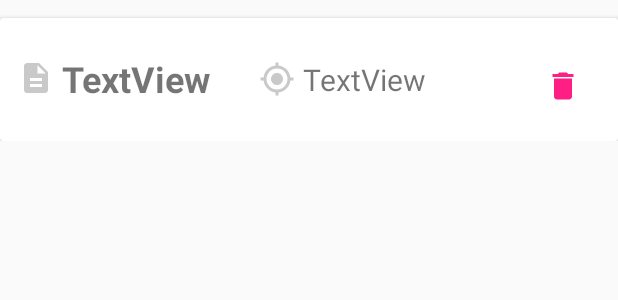
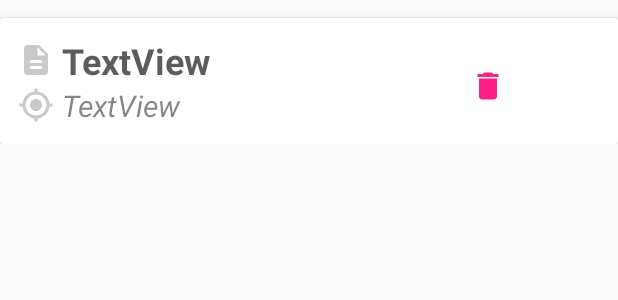
Before and after one commit to averroes96/HSStore, an Android app: the layout depot_row.xml on its own in the app's theme, with its tools: preview values and no code run, on a phone screen of 412 x 824 dp. Shown: the top 300 px of the screen. Run offline under Robolectric (Android 15) with nearby library versions, the phone set to English and light mode, and no system bars.

Commit message:
Depot retouche

```diff
--- a/app/src/main/res/layout/activity_update_position.xml
+++ b/app/src/main/res/layout/activity_update_position.xml
@@ -73,12 +73,12 @@
         android:drawableStart="@drawable/ic_location_grey"
         android:ems="10"
         android:hint="@string/position"
-        android:inputType="numberDecimal"
+        android:inputType="textCapSentences"
         android:padding="15dp"
         app:layout_constraintEnd_toEndOf="parent"
         app:layout_constraintHorizontal_bias="0.495"
         app:layout_constraintStart_toStartOf="parent"
-        app:layout_constraintTop_toBottomOf="@+id/referencesET" />
+        app:layout_constraintTop_toBottomOf="@+id/referenceET" />
 
 
     <Button
--- a/app/src/main/res/layout/depot_row.xml
+++ b/app/src/main/res/layout/depot_row.xml
@@ -21,42 +21,40 @@
 
             <TextView
                 android:id="@+id/referenceTV"
-                android:layout_width="wrap_content"
+                android:layout_width="256dp"
                 android:layout_height="wrap_content"
                 android:drawableStart="@drawable/ic_reference_grey"
                 android:drawablePadding="5dp"
                 android:text="TextView"
+                android:textColor="#A3000000"
                 android:textSize="24dp"
                 android:textStyle="bold"
-                app:layout_constraintBottom_toBottomOf="parent"
                 app:layout_constraintStart_toStartOf="parent"
-                app:layout_constraintTop_toTopOf="parent"
-                app:layout_constraintVertical_bias="0.48" />
+                app:layout_constraintTop_toTopOf="parent" />
 
             <TextView
                 android:id="@+id/locationTV"
-                android:layout_width="130dp"
-                android:layout_height="27dp"
-                android:layout_marginStart="32dp"
+                android:layout_width="160dp"
+                android:layout_height="wrap_content"
                 android:drawableStart="@drawable/ic_location_grey"
                 android:drawablePadding="5dp"
                 android:text="TextView"
+                android:textColor="#7A000000"
                 android:textSize="20sp"
-                app:layout_constraintBottom_toBottomOf="parent"
-                app:layout_constraintStart_toEndOf="@+id/referenceTV"
-                app:layout_constraintTop_toTopOf="parent" />
+                android:textStyle="italic"
+                app:layout_constraintStart_toStartOf="parent"
+                app:layout_constraintTop_toBottomOf="@id/referenceTV" />
 
             <ImageButton
                 android:id="@+id/deleteBtn"
                 android:layout_width="50dp"
                 android:layout_height="50dp"
+                android:layout_marginStart="32dp"
                 android:layout_marginTop="8dp"
                 android:background="@null"
-                app:layout_constraintEnd_toEndOf="parent"
-                app:layout_constraintHorizontal_bias="1.0"
+                app:layout_constraintStart_toEndOf="@+id/referenceTV"
                 app:layout_constraintTop_toTopOf="parent"
-                app:srcCompat="@drawable/ic_trash_pink"
-                tools:ignore="VectorDrawableCompat" />
+                app:srcCompat="@drawable/ic_trash_pink" />
 
 
         </androidx.constraintlayout.widget.ConstraintLayout>
```
Also changed, not shown: app/src/main/java/com/averroes/hsstock/activities/UpdatePositionActivity.java (+3 -5 lines), app/src/main/java/com/averroes/hsstock/adapters/DepotAdapter.java (+35 -2 lines), app/src/main/java/com/averroes/hsstock/database/DBHandler.java (+14 -2 lines), app/src/main/java/com/averroes/hsstock/models/Depot.java (+8 -0 lines).
